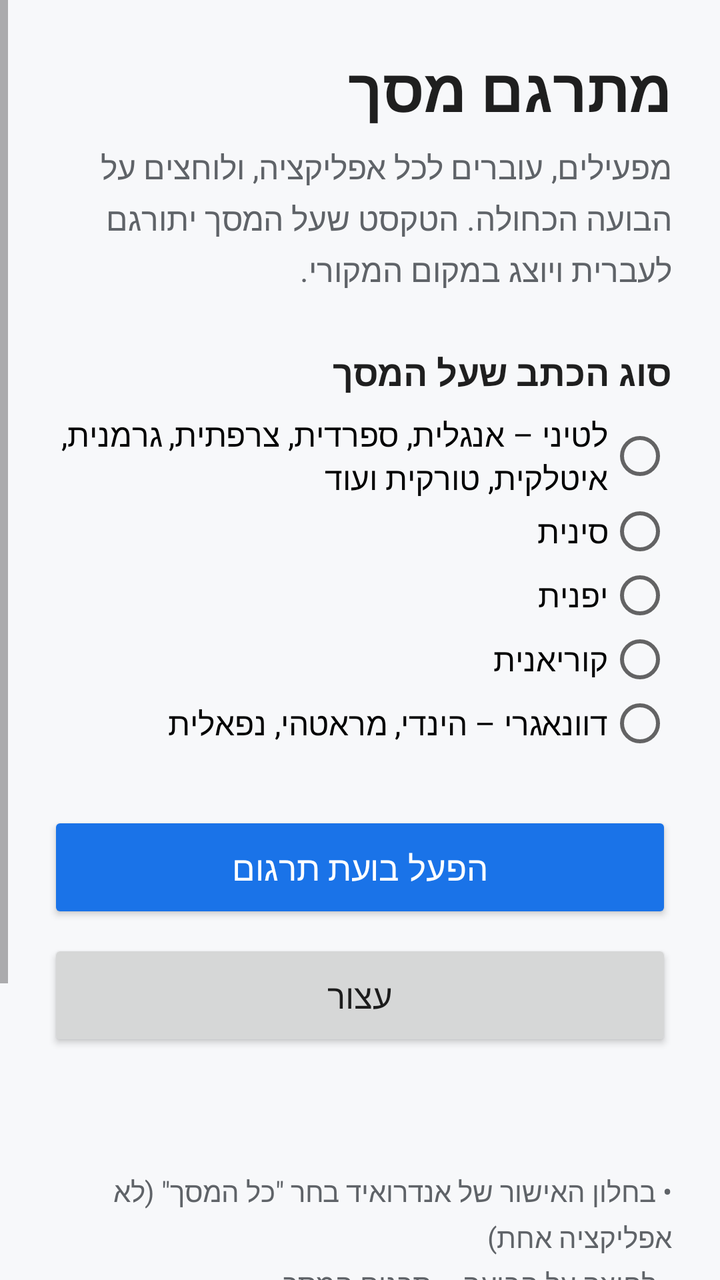
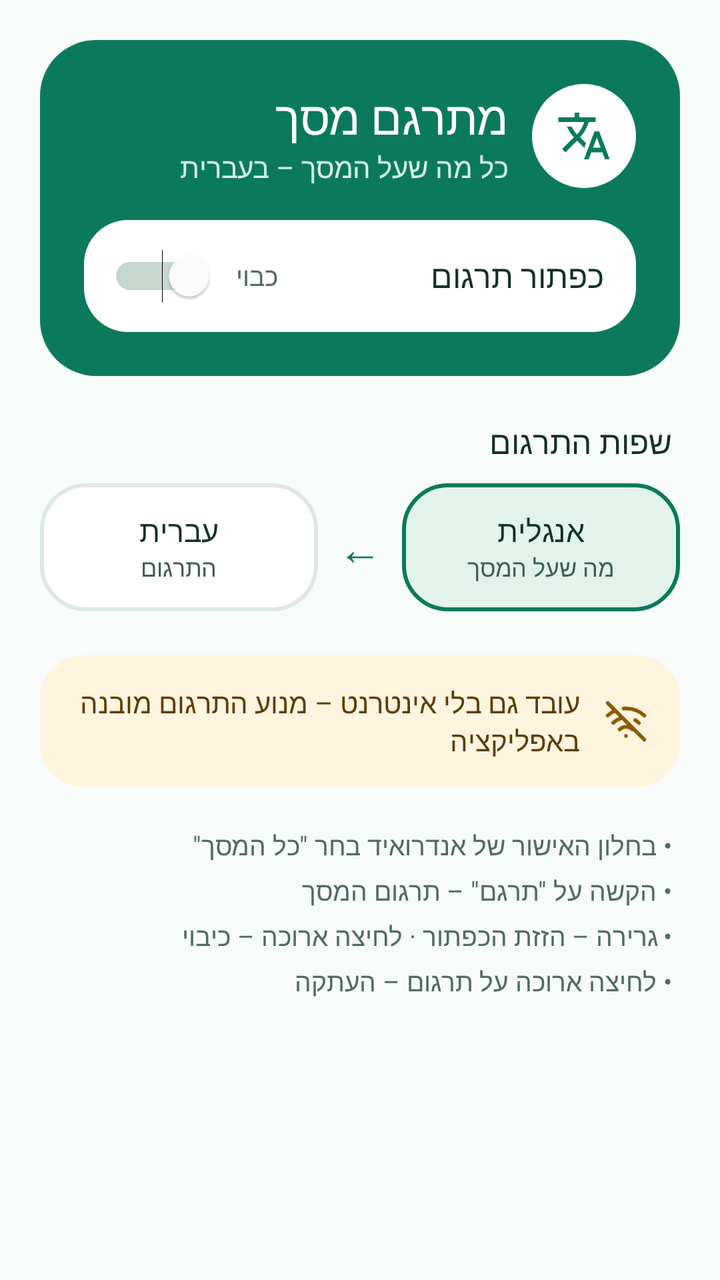

Compare the two renders of this Android layout. The source of the first and the diff that turns it into the second are given below.
<!-- AndroidManifest.xml: application theme android:Theme.Material.Light.NoActionBar -->
<!-- res/layout/activity_main.xml -->
<?xml version="1.0" encoding="utf-8"?>
<ScrollView xmlns:android="http://schemas.android.com/apk/res/android"
    android:layout_width="match_parent"
    android:layout_height="match_parent"
    android:background="#FFF7F8FA"
    android:fitsSystemWindows="true"
    android:layoutDirection="rtl">

    <LinearLayout
        android:layout_width="match_parent"
        android:layout_height="wrap_content"
        android:orientation="vertical"
        android:padding="24dp">

        <TextView
            android:layout_width="wrap_content"
            android:layout_height="wrap_content"
            android:text="מתרגם מסך"
            android:textColor="#FF1F1F1F"
            android:textSize="30sp"
            android:textStyle="bold" />

        <TextView
            android:layout_width="match_parent"
            android:layout_height="wrap_content"
            android:layout_marginTop="8dp"
            android:lineSpacingExtra="4dp"
            android:text="מפעילים, עוברים לכל אפליקציה, ולוחצים על הבועה הכחולה. הטקסט שעל המסך יתורגם לעברית ויוצג במקום המקורי."
            android:textColor="#FF5F6368"
            android:textSize="16sp" />

        <TextView
            android:layout_width="wrap_content"
            android:layout_height="wrap_content"
            android:layout_marginTop="28dp"
            android:text="סוג הכתב שעל המסך"
            android:textColor="#FF1F1F1F"
            android:textSize="18sp"
            android:textStyle="bold" />

        <RadioGroup
            android:id="@+id/scriptGroup"
            android:layout_width="match_parent"
            android:layout_height="wrap_content"
            android:layout_marginTop="8dp">

            <RadioButton
                android:id="@+id/scriptLatin"
                android:layout_width="match_parent"
                android:layout_height="wrap_content"
                android:text="לטיני – אנגלית, ספרדית, צרפתית, גרמנית, איטלקית, טורקית ועוד"
                android:textSize="16sp" />

            <RadioButton
                android:id="@+id/scriptChinese"
                android:layout_width="match_parent"
                android:layout_height="wrap_content"
                android:text="סינית"
                android:textSize="16sp" />

            <RadioButton
                android:id="@+id/scriptJapanese"
                android:layout_width="match_parent"
                android:layout_height="wrap_content"
                android:text="יפנית"
                android:textSize="16sp" />

            <RadioButton
                android:id="@+id/scriptKorean"
                android:layout_width="match_parent"
                android:layout_height="wrap_content"
                android:text="קוריאנית"
                android:textSize="16sp" />

            <RadioButton
                android:id="@+id/scriptDevanagari"
                android:layout_width="match_parent"
                android:layout_height="wrap_content"
                android:text="דוונאגרי – הינדי, מראטהי, נפאלית"
                android:textSize="16sp" />
        </RadioGroup>

        <Button
            android:id="@+id/startButton"
            android:layout_width="match_parent"
            android:layout_height="56dp"
            android:layout_marginTop="28dp"
            android:backgroundTint="@color/brand"
            android:text="הפעל בועת תרגום"
            android:textColor="#FFFFFFFF"
            android:textSize="17sp" />

        <Button
            android:id="@+id/stopButton"
            android:layout_width="match_parent"
            android:layout_height="56dp"
            android:layout_marginTop="8dp"
            android:text="עצור"
            android:textSize="17sp" />

        <TextView
            android:id="@+id/statusText"
            android:layout_width="match_parent"
            android:layout_height="wrap_content"
            android:layout_marginTop="16dp"
            android:textColor="#FF1A73E8"
            android:textSize="15sp" />

        <TextView
            android:layout_width="match_parent"
            android:layout_height="wrap_content"
            android:layout_marginTop="24dp"
            android:lineSpacingExtra="4dp"
            android:text="• בחלון האישור של אנדרואיד בחר &quot;כל המסך&quot; (לא אפליקציה אחת)\n• לחיצה על הבועה – תרגום המסך\n• גרירה – הזזת הבועה\n• לחיצה ארוכה על הבועה – כיבוי\n• לחיצה על המסך המתורגם – סגירת התרגום\n• לחיצה ארוכה על תרגום – העתקה\n\nבפעם הראשונה בכל שפה יורד מודל תרגום (כ-30MB), ואחר כך התרגום עובד גם בלי אינטרנט."
            android:textColor="#FF5F6368"
            android:textSize="14sp" />
    </LinearLayout>
</ScrollView>
<!-- resources referenced by this layout -->
<resources>
  <color name="brand">#1A73E8</color>
</resources>

<!-- the commit's change to res/layout/activity_main.xml (unified diff, before → after) -->
@@ -2,7 +2,7 @@
 <ScrollView xmlns:android="http://schemas.android.com/apk/res/android"
     android:layout_width="match_parent"
     android:layout_height="match_parent"
-    android:background="#FFF7F8FA"
+    android:background="@color/screen"
     android:fitsSystemWindows="true"
     android:layoutDirection="rtl">
 
@@ -10,109 +10,219 @@
         android:layout_width="match_parent"
         android:layout_height="wrap_content"
         android:orientation="vertical"
-        android:padding="24dp">
-
+        android:padding="20dp">
+
+        
+        <LinearLayout
+            android:layout_width="match_parent"
+            android:layout_height="wrap_content"
+            android:background="@drawable/bg_header"
+            android:orientation="vertical"
+            android:padding="22dp">
+
+            <LinearLayout
+                android:layout_width="match_parent"
+                android:layout_height="wrap_content"
+                android:gravity="center_vertical"
+                android:orientation="horizontal">
+
+                <FrameLayout
+                    android:layout_width="52dp"
+                    android:layout_height="52dp"
+                    android:background="@drawable/bg_icon_circle">
+
+                    <ImageView
+                        android:layout_width="28dp"
+                        android:layout_height="28dp"
+                        android:layout_gravity="center"
+                        android:importantForAccessibility="no"
+                        android:src="@drawable/ic_translate"
+                        android:tint="@color/brand" />
+                </FrameLayout>
+
+                <LinearLayout
+                    android:layout_width="wrap_content"
+                    android:layout_height="wrap_content"
+                    android:layout_marginStart="12dp"
+                    android:orientation="vertical">
+
+                    <TextView
+                        android:layout_width="wrap_content"
+                        android:layout_height="wrap_content"
+                        android:text="מתרגם מסך"
+                        android:textColor="#FFFFFF"
+                        android:textSize="23sp" />
+
+                    <TextView
+                        android:layout_width="wrap_content"
+                        android:layout_height="wrap_content"
+                        android:text="כל מה שעל המסך – בעברית"
+                        android:textColor="#D6F0E6"
+                        android:textSize="14sp" />
+                </LinearLayout>
+            </LinearLayout>
+
+            <LinearLayout
+                android:id="@+id/toggleRow"
+                android:layout_width="match_parent"
+                android:layout_height="wrap_content"
+                android:layout_marginTop="16dp"
+                android:background="@drawable/bg_row"
+                android:gravity="center_vertical"
+                android:minHeight="56dp"
+                android:orientation="horizontal"
+                android:paddingStart="16dp"
+                android:paddingEnd="12dp">
+
+                <TextView
+                    android:layout_width="0dp"
+                    android:layout_height="wrap_content"
+                    android:layout_weight="1"
+                    android:text="כפתור תרגום"
+                    android:textColor="@color/ink"
+                    android:textSize="16sp" />
+
+                <TextView
+                    android:id="@+id/toggleState"
+                    android:layout_width="wrap_content"
+                    android:layout_height="wrap_content"
+                    android:layout_marginEnd="10dp"
+                    android:text="כבוי"
+                    android:textColor="@color/ink_soft"
+                    android:textSize="13sp" />
+
+                <Switch
+                    android:id="@+id/bubbleSwitch"
+                    android:layout_width="wrap_content"
+                    android:layout_height="48dp"
+                    android:contentDescription="הפעל כפתור תרגום"
+                    android:thumbTint="#FFFFFF"
+                    android:trackTint="@color/switch_track"
+                    android:trackTintMode="src_over" />
+            </LinearLayout>
+        </LinearLayout>
+
+        
         <TextView
             android:layout_width="wrap_content"
             android:layout_height="wrap_content"
-            android:text="מתרגם מסך"
-            android:textColor="#FF1F1F1F"
-            android:textSize="30sp"
-            android:textStyle="bold" />
-
-        <TextView
-            android:layout_width="match_parent"
-            android:layout_height="wrap_content"
-            android:layout_marginTop="8dp"
-            android:lineSpacingExtra="4dp"
-            android:text="מפעילים, עוברים לכל אפליקציה, ולוחצים על הבועה הכחולה. הטקסט שעל המסך יתורגם לעברית ויוצג במקום המקורי."
-            android:textColor="#FF5F6368"
+            android:layout_marginStart="4dp"
+            android:layout_marginTop="22dp"
+            android:text="שפות התרגום"
+            android:textColor="@color/ink"
             android:textSize="16sp" />
 
-        <TextView
-            android:layout_width="wrap_content"
-            android:layout_height="wrap_content"
-            android:layout_marginTop="28dp"
-            android:text="סוג הכתב שעל המסך"
-            android:textColor="#FF1F1F1F"
-            android:textSize="18sp"
-            android:textStyle="bold" />
-
-        <RadioGroup
-            android:id="@+id/scriptGroup"
-            android:layout_width="match_parent"
-            android:layout_height="wrap_content"
-            android:layout_marginTop="8dp">
-
-            <RadioButton
-                android:id="@+id/scriptLatin"
-                android:layout_width="match_parent"
-                android:layout_height="wrap_content"
-                android:text="לטיני – אנגלית, ספרדית, צרפתית, גרמנית, איטלקית, טורקית ועוד"
-                android:textSize="16sp" />
-
-            <RadioButton
-                android:id="@+id/scriptChinese"
-                android:layout_width="match_parent"
-                android:layout_height="wrap_content"
-                android:text="סינית"
-                android:textSize="16sp" />
-
-            <RadioButton
-                android:id="@+id/scriptJapanese"
-                android:layout_width="match_parent"
-                android:layout_height="wrap_content"
-                android:text="יפנית"
-                android:textSize="16sp" />
-
-            <RadioButton
-                android:id="@+id/scriptKorean"
-                android:layout_width="match_parent"
-                android:layout_height="wrap_content"
-                android:text="קוריאנית"
-                android:textSize="16sp" />
-
-            <RadioButton
-                android:id="@+id/scriptDevanagari"
-                android:layout_width="match_parent"
-                android:layout_height="wrap_content"
-                android:text="דוונאגרי – הינדי, מראטהי, נפאלית"
-                android:textSize="16sp" />
-        </RadioGroup>
-
-        <Button
-            android:id="@+id/startButton"
-            android:layout_width="match_parent"
-            android:layout_height="56dp"
-            android:layout_marginTop="28dp"
-            android:backgroundTint="@color/brand"
-            android:text="הפעל בועת תרגום"
-            android:textColor="#FFFFFFFF"
-            android:textSize="17sp" />
-
-        <Button
-            android:id="@+id/stopButton"
-            android:layout_width="match_parent"
-            android:layout_height="56dp"
-            android:layout_marginTop="8dp"
-            android:text="עצור"
-            android:textSize="17sp" />
+        <LinearLayout
+            android:layout_width="match_parent"
+            android:layout_height="wrap_content"
+            android:layout_marginTop="10dp"
+            android:gravity="center_vertical"
+            android:orientation="horizontal">
+
+            <LinearLayout
+                android:layout_width="0dp"
+                android:layout_height="64dp"
+                android:layout_weight="1"
+                android:background="@drawable/bg_lang_source"
+                android:gravity="center"
+                android:orientation="vertical">
+
+                <TextView
+                    android:layout_width="wrap_content"
+                    android:layout_height="wrap_content"
+                    android:text="אנגלית"
+                    android:textColor="@color/ink"
+                    android:textSize="15sp" />
+
+                <TextView
+                    android:layout_width="wrap_content"
+                    android:layout_height="wrap_content"
+                    android:text="מה שעל המסך"
+                    android:textColor="#3F5D55"
+                    android:textSize="12sp" />
+            </LinearLayout>
+
+            <TextView
+                android:layout_width="wrap_content"
+                android:layout_height="wrap_content"
+                android:layout_marginStart="10dp"
+                android:layout_marginEnd="10dp"
+                android:importantForAccessibility="no"
+                android:text="←"
+                android:textColor="@color/brand"
+                android:textSize="22sp" />
+
+            <LinearLayout
+                android:layout_width="0dp"
+                android:layout_height="64dp"
+                android:layout_weight="1"
+                android:background="@drawable/bg_lang_target"
+                android:gravity="center"
+                android:orientation="vertical">
+
+                <TextView
+                    android:layout_width="wrap_content"
+                    android:layout_height="wrap_content"
+                    android:text="עברית"
+                    android:textColor="@color/ink"
+                    android:textSize="15sp" />
+
+                <TextView
+                    android:layout_width="wrap_content"
+                    android:layout_height="wrap_content"
+                    android:text="התרגום"
+                    android:textColor="#3F5D55"
+                    android:textSize="12sp" />
+            </LinearLayout>
+        </LinearLayout>
 
         <TextView
             android:id="@+id/statusText"
             android:layout_width="match_parent"
             android:layout_height="wrap_content"
-            android:layout_marginTop="16dp"
-            android:textColor="#FF1A73E8"
-            android:textSize="15sp" />
+            android:layout_marginStart="4dp"
+            android:layout_marginTop="14dp"
+            android:textColor="@color/brand"
+            android:textSize="14sp"
+            android:visibility="gone" />
+
+        
+        <LinearLayout
+            android:layout_width="match_parent"
+            android:layout_height="wrap_content"
+            android:layout_marginTop="22dp"
+            android:background="@drawable/bg_offline"
+            android:gravity="center_vertical"
+            android:orientation="horizontal"
+            android:paddingStart="16dp"
+            android:paddingTop="14dp"
+            android:paddingEnd="16dp"
+            android:paddingBottom="14dp">
+
+            <ImageView
+                android:layout_width="22dp"
+                android:layout_height="22dp"
+                android:importantForAccessibility="no"
+                android:src="@drawable/ic_wifi_off" />
+
+            <TextView
+                android:layout_width="0dp"
+                android:layout_height="wrap_content"
+                android:layout_marginStart="12dp"
+                android:layout_weight="1"
+                android:text="עובד גם בלי אינטרנט – מנוע התרגום מובנה באפליקציה"
+                android:textColor="#5C3D00"
+                android:textSize="14sp" />
+        </LinearLayout>
 
         <TextView
             android:layout_width="match_parent"
             android:layout_height="wrap_content"
-            android:layout_marginTop="24dp"
-            android:lineSpacingExtra="4dp"
-            android:text="• בחלון האישור של אנדרואיד בחר &quot;כל המסך&quot; (לא אפליקציה אחת)\n• לחיצה על הבועה – תרגום המסך\n• גרירה – הזזת הבועה\n• לחיצה ארוכה על הבועה – כיבוי\n• לחיצה על המסך המתורגם – סגירת התרגום\n• לחיצה ארוכה על תרגום – העתקה\n\nבפעם הראשונה בכל שפה יורד מודל תרגום (כ-30MB), ואחר כך התרגום עובד גם בלי אינטרנט."
-            android:textColor="#FF5F6368"
-            android:textSize="14sp" />
+            android:layout_marginStart="4dp"
+            android:layout_marginTop="20dp"
+            android:lineSpacingExtra="5dp"
+            android:text="• בחלון האישור של אנדרואיד בחר &quot;כל המסך&quot;\n• הקשה על &quot;תרגם&quot; – תרגום המסך\n• גרירה – הזזת הכפתור · לחיצה ארוכה – כיבוי\n• לחיצה ארוכה על תרגום – העתקה"
+            android:textColor="@color/ink_soft"
+            android:textSize="13sp" />
     </LinearLayout>
 </ScrollView>
<!-- resource entries referenced after the edit -->
@@ -1,5 +1,64 @@
 <!-- resources referenced by this layout -->
 <resources>
-  <color name="brand">#1A73E8</color>
+  <color name="brand">#0B7A5C</color>
+  <color name="ink">#12302A</color>
+  <color name="ink_soft">#4F6B63</color>
+  <color name="screen">#F7FBF9</color>
+  <!-- drawable bg_header (drawable) -->
+  <?xml version="1.0" encoding="utf-8"?>
+  <shape xmlns:android="http://schemas.android.com/apk/res/android" android:shape="rectangle">
+      <solid android:color="#0B7A5C" />
+      <corners android:radius="28dp" />
+  </shape>
+  <!-- drawable bg_icon_circle (drawable) -->
+  <?xml version="1.0" encoding="utf-8"?>
+  <shape xmlns:android="http://schemas.android.com/apk/res/android" android:shape="oval">
+      <solid android:color="#FFFFFF" />
+  </shape>
+  <!-- drawable bg_lang_source (drawable) -->
+  <?xml version="1.0" encoding="utf-8"?>
+  <shape xmlns:android="http://schemas.android.com/apk/res/android" android:shape="rectangle">
+      <solid android:color="#E1F3EB" />
+      <corners android:radius="22dp" />
+      <stroke android:width="2dp" android:color="#0B7A5C" />
+  </shape>
+  <!-- drawable bg_lang_target (drawable) -->
+  <?xml version="1.0" encoding="utf-8"?>
+  <shape xmlns:android="http://schemas.android.com/apk/res/android" android:shape="rectangle">
+      <solid android:color="#FFFFFF" />
+      <corners android:radius="22dp" />
+      <stroke android:width="2dp" android:color="#DCE9E3" />
+  </shape>
+  <!-- drawable bg_offline (drawable) -->
+  <?xml version="1.0" encoding="utf-8"?>
+  <shape xmlns:android="http://schemas.android.com/apk/res/android" android:shape="rectangle">
+      <solid android:color="#FFF4DE" />
+      <corners android:radius="22dp" />
+  </shape>
+  <!-- drawable bg_row (drawable) -->
+  <?xml version="1.0" encoding="utf-8"?>
+  <shape xmlns:android="http://schemas.android.com/apk/res/android" android:shape="rectangle">
+      <solid android:color="#FFFFFF" />
+      <corners android:radius="22dp" />
+  </shape>
+  <!-- drawable ic_translate (drawable) -->
+  <vector xmlns:android="http://schemas.android.com/apk/res/android"
+      android:width="24dp"
+      android:height="24dp"
+      android:viewportWidth="24"
+      android:viewportHeight="24">
+      <path
+          android:fillColor="#FFFFFFFF"
+          android:pathData="M12.87,15.07l-2.54,-2.51 0.03,-0.03c1.74,-1.94 2.98,-4.17 3.71,-6.53L17,6L17,4h-7L10,2L8,2v2L1,4v1.99h11.17C11.5,7.92 10.44,9.75 9,11.35 8.07,10.32 7.3,9.19 6.69,8h-2c0.73,1.63 1.73,3.17 2.98,4.56l-5.09,5.02L4,19l5,-5 3.11,3.11 0.76,-2.04zM18.5,10h-2L12,22h2l1.12,-3h4.75L21,22h2l-4.5,-12zM15.88,17l1.62,-4.33L19.12,17h-3.24z" />
+  </vector>
+  <!-- drawable ic_wifi_off (drawable) -->
+  <vector xmlns:android="http://schemas.android.com/apk/res/android"
+      android:width="24dp"
+      android:height="24dp"
+      android:viewportWidth="24"
+      android:viewportHeight="24">
+      <path android:strokeColor="#FF8A5A00" android:strokeWidth="2" android:strokeLineCap="round" android:strokeLineJoin="round"
+          android:pathData="M12,20h0.01M8.5,16.43a5,5 0,0 1,7 0M5,12.86a10,10 0,0 1,5.17 -2.69M19,12.86a10,10 0,0 0,-2 -1.52M2,8.82a15,15 0,0 1,4.18 -2.64M22,8.82a15,15 0,0 0,-11.29 -3.76M2,2l20,20" />
+  </vector>
 </resources>
 
